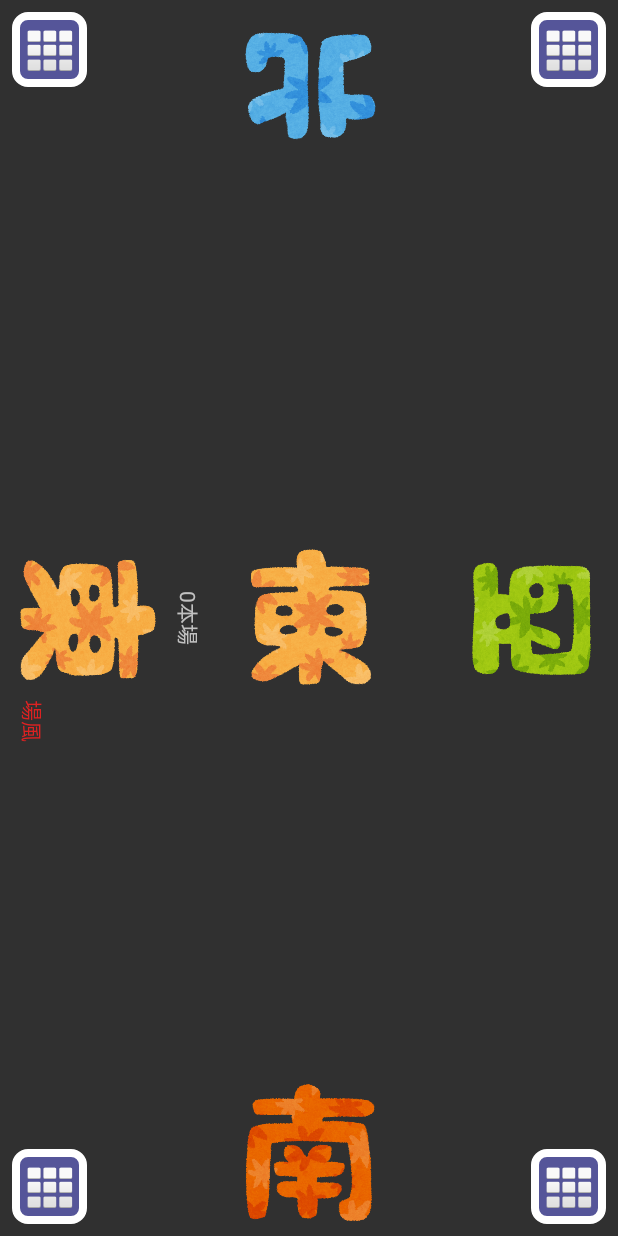
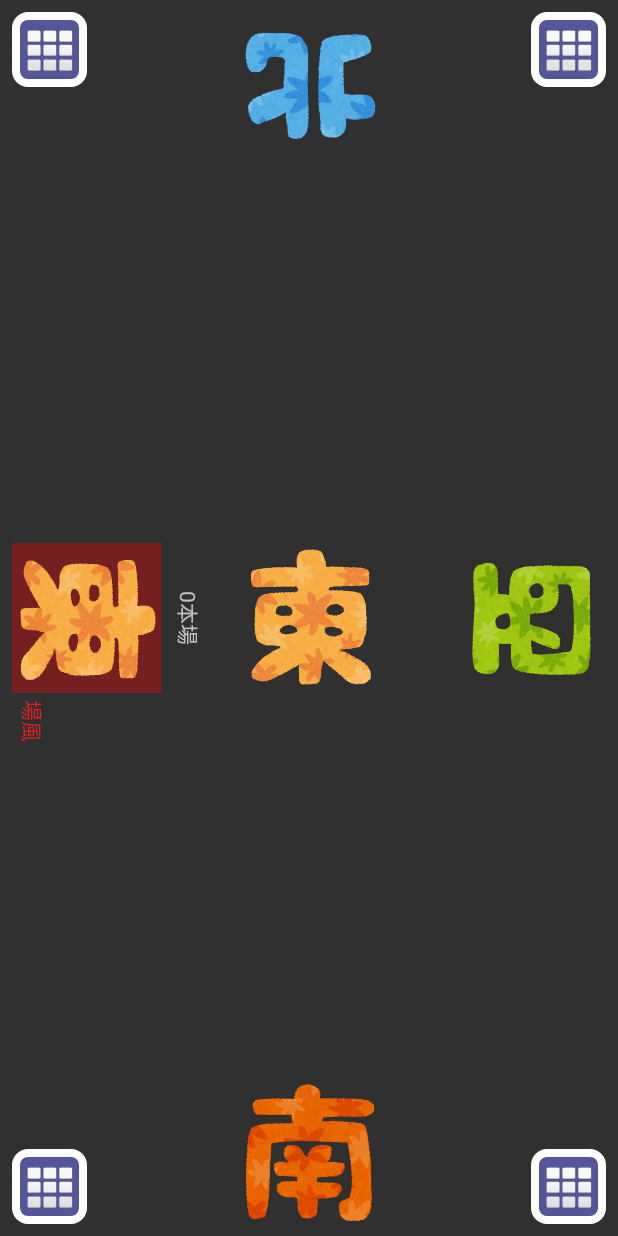
Before and after one commit to Bluewind12/Mahjongg_App, an Android app: the screen it shows after launch (MainActivity), on a phone screen of 412 x 824 dp. Run offline under Robolectric (Android 15) with nearby library versions, the phone set to English and light mode, and no system bars; libraries missing offline, so code that uses them is left out: jp.co.runners, net.nend.android; 3 statements that could not run were skipped.

Commit message:
起家機能の追加。 ０本場時に長押しで設定可能。

```diff
--- a/app/src/main/java/momonyan/mahjongg_tools/MainActivity.kt
+++ b/app/src/main/java/momonyan/mahjongg_tools/MainActivity.kt
@@ -3,6 +3,7 @@ package momonyan.mahjongg_tools
 import android.content.Context
 import android.content.Intent
 import android.content.SharedPreferences
+import android.graphics.Color
 import android.os.Bundle
 import android.support.v7.app.AppCompatActivity
 import android.util.Log
@@ -25,6 +26,7 @@ class MainActivity : AppCompatActivity() {
     private lateinit var editor : SharedPreferences.Editor
     //数値管理
     private var fieldNum = 0
+    private var firstPlayer = 0
     private var parent = 0
     private var times = 0
 
@@ -52,6 +54,7 @@ class MainActivity : AppCompatActivity() {
         //回転セット
         rotateSetting()
 
+        setFirstPlayer(firstPlayer)
         setState(parent)
         setFieldWind(fieldNum)
         //単推し
@@ -141,7 +144,9 @@ class MainActivity : AppCompatActivity() {
         pointButtons = arrayOf(findViewById(R.id.pointButton), findViewById(R.id.pointButton2), findViewById(R.id.pointButton3), findViewById(R.id.pointButton4))
         editor = dataStore.edit()
         editor.apply()
+
         fieldNum = dataStore.getInt("field", 0)
+        firstPlayer = dataStore.getInt("firstPlayer", 0)
         parent = dataStore.getInt("parent", 0)
         times = dataStore.getInt("times", 0)
     }
@@ -186,6 +191,9 @@ class MainActivity : AppCompatActivity() {
             if (parent == touchButtonNum) {
                 if (times > 0) {
                     times--
+                } else {
+                    setFirstPlayer(touchButtonNum)
+                    editor.putInt("firstPlayer", touchButtonNum)
                 }
                 setState(touchButtonNum)
             } else {
@@ -213,6 +221,19 @@ class MainActivity : AppCompatActivity() {
         timesTexts[(setNum + 3) % 4].text = " "
         setBoostWind()
     }
+
+    private fun setFirstPlayer(setNum: Int) {
+        if (dataStore.getString("Theme", "Dark") == "Light") {
+            playerButtons[setNum % 4].setBackgroundColor(resources.getColor(R.color.firstParentLight))
+        } else {
+            playerButtons[setNum % 4].setBackgroundColor(resources.getColor(R.color.firstParent))
+        }
+        playerButtons[(setNum + 1) % 4].setBackgroundColor(Color.argb(0, 0, 0, 0))
+        playerButtons[(setNum + 2) % 4].setBackgroundColor(Color.argb(0, 0, 0, 0))
+        playerButtons[(setNum + 3) % 4].setBackgroundColor(Color.argb(0, 0, 0, 0))
+
+    }
+
 
     //場のセット
     private fun setFieldWind(windNum : Int) {
--- a/app/src/main/res/values/colors.xml
+++ b/app/src/main/res/values/colors.xml
@@ -20,4 +20,7 @@
 	<color name="buttonBack">#555599</color>
 	<color name="Oya">#DD2222</color>
 	<color name="gridBorderColor">#AAAAAA</color>
+
+	<color name="firstParent">#55FF0000</color>
+	<color name="firstParentLight">#5511DDFF</color>
 </resources>
```
